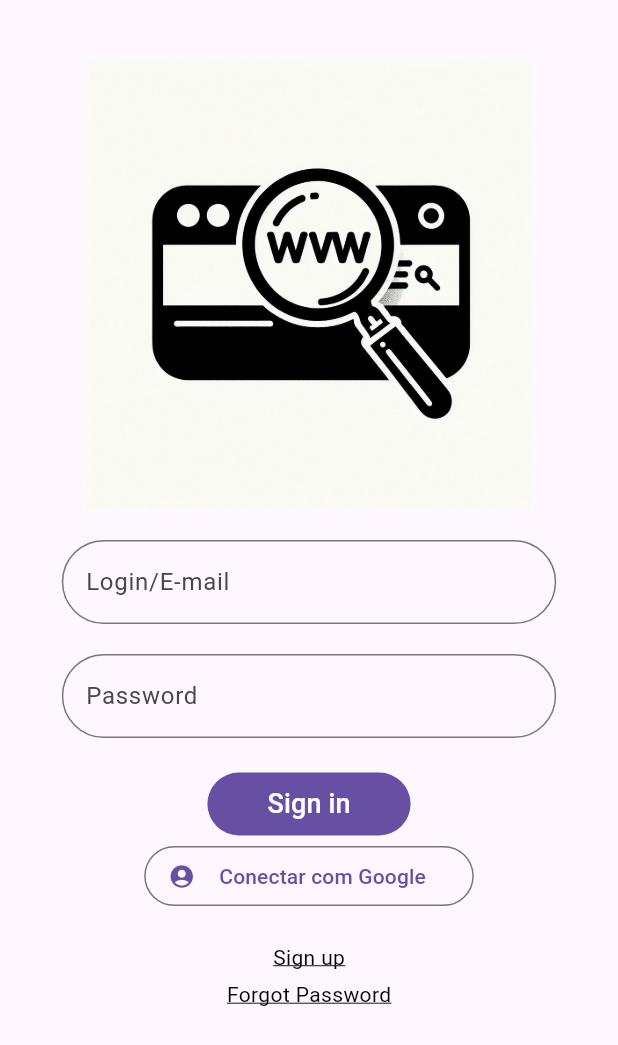
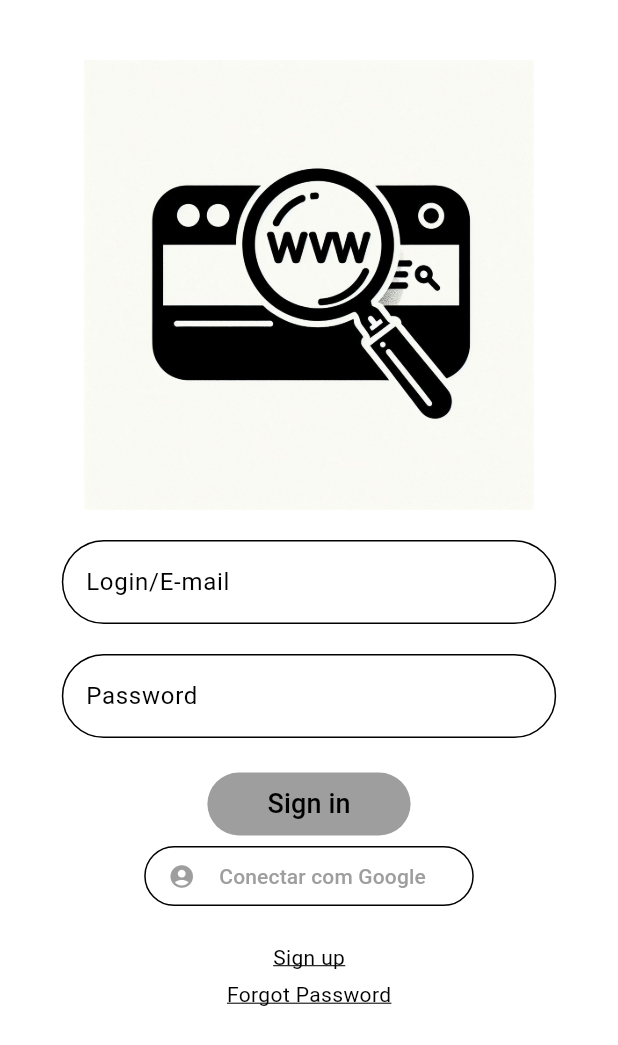
Before and after one commit to lhaislla/fpa, a Flutter app: the screen it shows after launch, on a phone screen of 412 x 824 dp. Shown: the top 1045 px of the screen. Run offline on Flutter 3.47's test engine with Material 3 defaults, Android fonts, the light colour scheme and no system bars; our stand-ins replace cloud_firestore, firebase_auth, firebase_core, fluttertoast, google_sign_in; accounts and stored records are empty.

Commit message:
Mudança de cor  dos botões para Cinza

```diff
--- a/lib/core/widgets/AppIcon/icon.dart
+++ b/lib/core/widgets/AppIcon/icon.dart
@@ -7,7 +7,7 @@ class AppIcon extends StatelessWidget {
   Widget build(BuildContext context) {
     return Padding(
       padding: EdgeInsets.zero,
-      child: Image.asset('assets/image/logo_fpa.png', width: 300, height: 300),
+      child: Image.asset('assets/image/logo.png', width: 300, height: 300),
     );
   }
 }
--- a/lib/main.dart
+++ b/lib/main.dart
@@ -19,7 +19,29 @@ class MyApp extends StatelessWidget {
       initialRoute: '/login',
       routes: loadRoutes(context),
       theme: ThemeData(
-        primarySwatch: Colors.purple,
+        primarySwatch: Colors.grey, // Você pode ajustar ou remover essa linha
+        colorScheme:
+            ColorScheme.fromSwatch(primarySwatch: Colors.grey).copyWith(
+          primary: Colors.grey,
+          secondary: Colors.grey,
+        ),
+        elevatedButtonTheme: ElevatedButtonThemeData(
+          style: ElevatedButton.styleFrom(
+            backgroundColor:
+                Colors.grey, // Define a cor padrão do ElevatedButton
+          ),
+        ),
+        textButtonTheme: TextButtonThemeData(
+          style: TextButton.styleFrom(
+            foregroundColor: Colors.grey, // Define a cor padrão do TextButton
+          ),
+        ),
+        outlinedButtonTheme: OutlinedButtonThemeData(
+          style: OutlinedButton.styleFrom(
+            foregroundColor:
+                Colors.grey, // Define a cor padrão do OutlinedButton
+          ),
+        ),
       ),
     );
   }
--- a/lib/views/ViewScreen/home_monitoramento.dart
+++ b/lib/views/ViewScreen/home_monitoramento.dart
@@ -19,7 +19,7 @@ class Home extends StatelessWidget {
               crossAxisAlignment: CrossAxisAlignment.center,
               children: [
                 Image.asset(
-                  'assets/image/logo_fpa.png',
+                  'assets/image/logo.png',
                   width: 200, // Aumentando o tamanho da logo
                   height: 200,
                 ),
--- a/pubspec.yaml
+++ b/pubspec.yaml
@@ -53,7 +53,7 @@ dev_dependencies:
 
 flutter_launcher_icons:
   android: "launcher_icon"
-  image_path: "assets/image/logo_fpa.png"
+  image_path: "/assets/image/logo.png"
   min_sdk_android: 21
   # The "flutter_lints" package below contains a set of recommended lints to
   # encourage good coding practices. The lint set provided by the package is
```
Also changed, not shown: assets/image/logo.jpg (deleted), assets/image/logo.png (renamed from assets/image/logo_fpa.png), assets/image/logo_fpa1.png (deleted), 5 other files.
